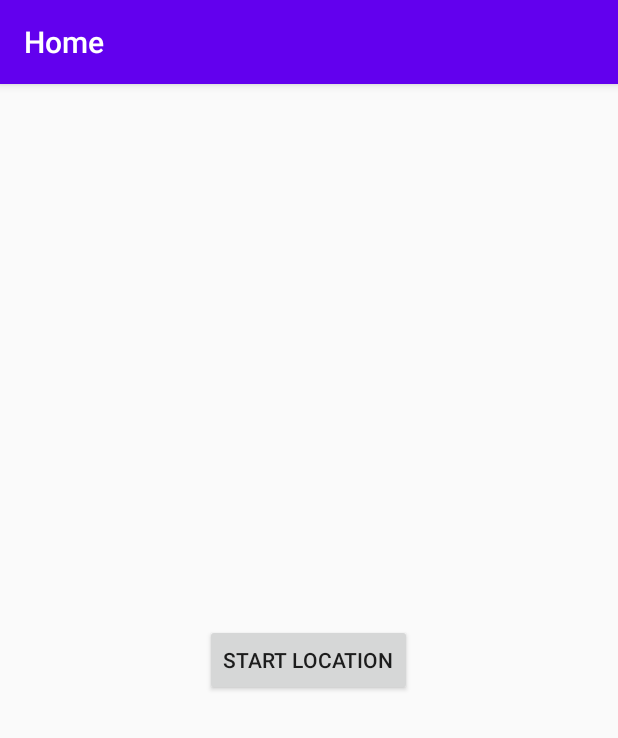
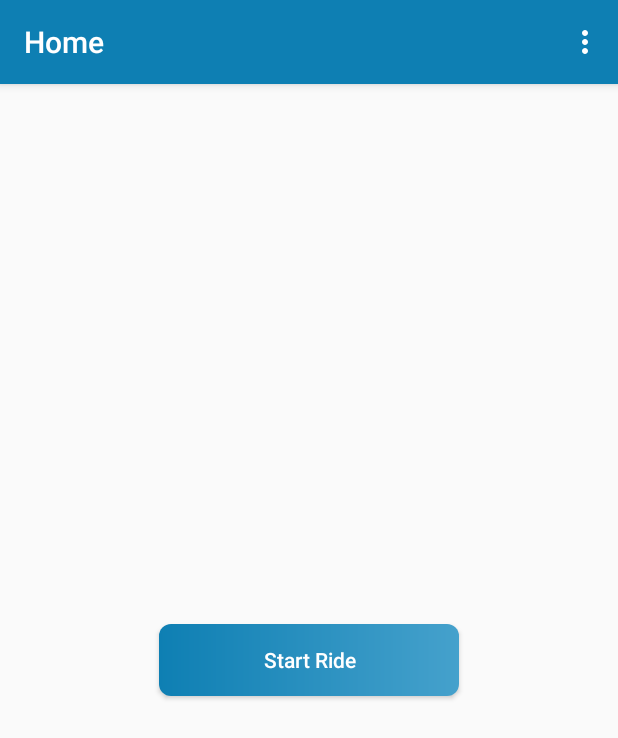
Before and after one commit to ravioad/Tracking-App-Driver, an Android app: the screen it shows after launch once a user with an empty profile is signed in (MainActivity), on a phone screen of 412 x 824 dp. Shown: the top 738 px of the screen. Run offline under Robolectric (Android 15) with nearby library versions, the phone set to English and light mode, and no system bars; our stand-ins replace Firebase (no records; nobody signed in at launch, a user with empty details on screens opened directly); libraries missing offline, so code that uses them is left out: io.nlopez.smartlocation, pub.devrel.easypermissions.

Commit message:
Update App Design and Coloring.

```diff
--- a/app/src/main/AndroidManifest.xml
+++ b/app/src/main/AndroidManifest.xml
@@ -12,7 +12,7 @@
         android:roundIcon="@mipmap/ic_launcher_round"
         android:supportsRtl="true"
         android:theme="@style/AppTheme">
-        <activity android:name=".activities.LoginActivity" android:label="Login">
+        <activity android:name=".activities.LoginActivity">
             <intent-filter>
                 <action android:name="android.intent.action.MAIN" />
 
--- a/app/src/main/java/com/example/trackinapp/activities/LoginActivity.java
+++ b/app/src/main/java/com/example/trackinapp/activities/LoginActivity.java
@@ -9,6 +9,7 @@ import android.util.Log;
 import android.view.View;
 import android.widget.Button;
 import android.widget.EditText;
+import android.widget.TextView;
 import android.widget.Toast;
 
 import com.example.trackinapp.R;
@@ -17,10 +18,13 @@ import com.google.android.gms.tasks.Task;
 import com.google.firebase.auth.AuthResult;
 import com.google.firebase.auth.FirebaseAuth;
 
+import org.w3c.dom.Text;
+
 public class LoginActivity extends AppCompatActivity {
     private EditText email, password;
     private FirebaseAuth firebaseAuth;
-    private Button login, signUp;
+    private Button login;
+    private TextView signUp;
 
     @Override
     protected void onCreate(Bundle savedInstanceState) {
--- a/app/src/main/java/com/example/trackinapp/activities/MainActivity.java
+++ b/app/src/main/java/com/example/trackinapp/activities/MainActivity.java
@@ -1,10 +1,14 @@
 package com.example.trackinapp.activities;
 
 import android.Manifest;
+import android.content.Intent;
 import android.location.Location;
 import android.os.Bundle;
 import android.os.Handler;
 import android.util.Log;
+import android.view.Menu;
+import android.view.MenuInflater;
+import android.view.MenuItem;
 import android.view.View;
 import android.widget.Toast;
 
@@ -15,6 +19,7 @@ import com.example.trackinapp.R;
 import com.example.trackinapp.UserLocation;
 import com.google.android.gms.tasks.OnFailureListener;
 import com.google.android.gms.tasks.OnSuccessListener;
+import com.google.firebase.auth.FirebaseAuth;
 import com.google.firebase.database.FirebaseDatabase;
 
 import io.nlopez.smartlocation.OnLocationUpdatedListener;
@@ -22,6 +27,8 @@ import io.nlopez.smartlocation.SmartLocation;
 import pub.devrel.easypermissions.EasyPermissions;
 
 public class MainActivity extends AppCompatActivity {
+
+    private FirebaseAuth firebaseAuth;
 
     int RC_CAMERA_AND_LOCATION = 11;
     Handler handler = new Handler();
@@ -60,7 +67,7 @@ public class MainActivity extends AppCompatActivity {
     protected void onCreate(Bundle savedInstanceState) {
         super.onCreate(savedInstanceState);
         setContentView(R.layout.activity_main);
-
+        firebaseAuth = FirebaseAuth.getInstance();
         mDatabase = FirebaseDatabase.getInstance();
     }
 
@@ -68,6 +75,31 @@ public class MainActivity extends AppCompatActivity {
     protected void onStop() {
         SmartLocation.with(this).location().stop();
         super.onStop();
+    }
+
+    @Override
+    public boolean onCreateOptionsMenu(Menu menu) {
+
+        MenuInflater inflater = getMenuInflater();
+        inflater.inflate(R.menu.main_menu, menu);
+        return true;
+    }
+
+    @Override
+    public boolean onOptionsItemSelected(@NonNull MenuItem item) {
+        switch (item.getItemId()) {
+            case R.id.logOut:
+                logout();
+                return true;
+            default:
+                return super.onOptionsItemSelected(item);
+        }
+    }
+
+    private void logout() {
+        firebaseAuth.signOut();
+        startActivity(new Intent(MainActivity.this, LoginActivity.class));
+        finish();
     }
 
     public void getLocation(View view) {
--- a/app/src/main/java/com/example/trackinapp/activities/SignUpActivity.java
+++ b/app/src/main/java/com/example/trackinapp/activities/SignUpActivity.java
@@ -8,6 +8,7 @@ import android.os.Bundle;
 import android.view.View;
 import android.widget.Button;
 import android.widget.EditText;
+import android.widget.TextView;
 import android.widget.Toast;
 
 import com.example.trackinapp.R;
@@ -20,8 +21,8 @@ public class SignUpActivity extends AppCompatActivity {
 
     private EditText email, password;
     private FirebaseAuth firebaseAuth;
-    private Button login, signUp;
-
+    private Button  signUp;
+    private TextView login;
     @Override
     protected void onCreate(Bundle savedInstanceState) {
         super.onCreate(savedInstanceState);
--- /dev/null
+++ b/app/src/main/res/drawable/button_style.xml
@@ -0,0 +1,7 @@
+<?xml version="1.0" encoding="utf-8"?>
+<shape xmlns:android="http://schemas.android.com/apk/res/android">
+
+    <corners android:radius="8dp"/>
+    <gradient android:startColor="#0E7FB3"
+        android:endColor="#45A1CC"/>
+</shape>
--- a/app/src/main/res/layout/activity_main.xml
+++ b/app/src/main/res/layout/activity_main.xml
@@ -10,8 +10,13 @@
         android:id="@+id/button"
         android:layout_width="wrap_content"
         android:layout_height="wrap_content"
-        android:text="Start Location"
+        android:minWidth="200dp"
+        android:layout_centerInParent="true"
+        android:background="@drawable/button_style"
         android:onClick="getLocation"
-        android:layout_centerInParent="true"/>
+        android:padding="10dp"
+        android:text="Start Ride"
+        android:textAllCaps="false"
+        android:textColor="@android:color/white" />
 
 </RelativeLayout>
--- /dev/null
+++ b/app/src/main/res/menu/main_menu.xml
@@ -0,0 +1,5 @@
+<?xml version="1.0" encoding="utf-8"?>
+<menu xmlns:android="http://schemas.android.com/apk/res/android">
+
+    <item android:id="@+id/logOut" android:title="Log Out"/>
+</menu>
--- a/app/src/main/res/values/colors.xml
+++ b/app/src/main/res/values/colors.xml
@@ -1,6 +1,6 @@
 <?xml version="1.0" encoding="utf-8"?>
 <resources>
-    <color name="colorPrimary">#6200EE</color>
-    <color name="colorPrimaryDark">#3700B3</color>
-    <color name="colorAccent">#03DAC5</color>
+    <color name="colorPrimary">#0E7FB3</color>
+    <color name="colorPrimaryDark">#0E7FB3</color>
+    <color name="colorAccent">#45A1CC</color>
 </resources>
```
Also changed, not shown: app/src/main/res/drawable/button_style2.xml (added, +7 -0 lines), app/src/main/res/layout/activity_login.xml (+11 -6 lines), app/src/main/res/layout/activity_sign_up.xml (+11 -6 lines), app/src/main/res/drawable/buspro.png (added).
